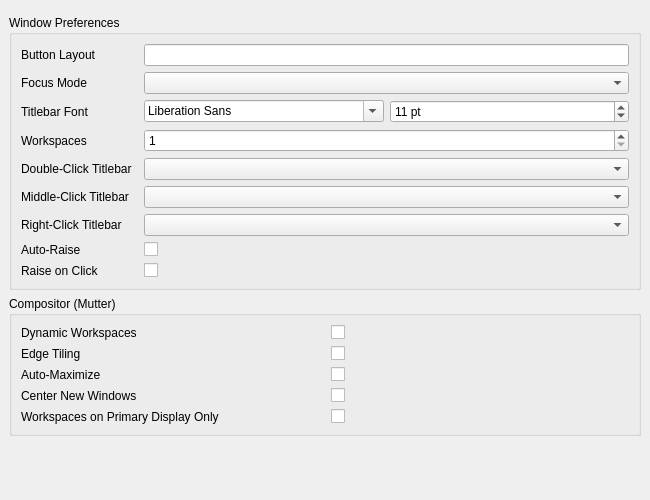
This is shared/nexis/Pages/GnomeSettings/gnome_wm_tab.ui in s4solutionsllc/Nexis as Qt 5 draws it before an edit. The edited form follows.
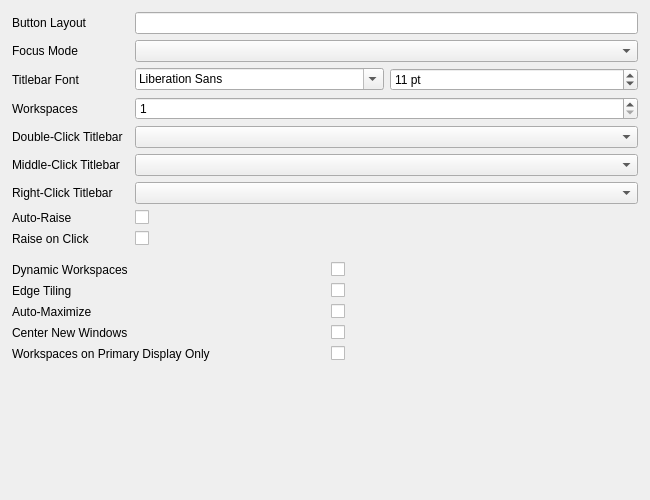
This is the edited form.

Commit message: feat(ui): card chrome for Docker and GNOME tabs, fix stale docs (SSO-25782) (#498)

The edit to the form file:
```diff
--- a/shared/nexis/Pages/GnomeSettings/gnome_wm_tab.ui
+++ b/shared/nexis/Pages/GnomeSettings/gnome_wm_tab.ui
@@ -21,12 +21,26 @@
      <property name="frameShape"><enum>QFrame::NoFrame</enum></property>
      <widget class="QWidget" name="scrollContents">
       <layout class="QVBoxLayout" name="scrollLayout">
+       <property name="leftMargin"><number>12</number></property>
+       <property name="topMargin"><number>6</number></property>
+       <property name="rightMargin"><number>12</number></property>
+       <property name="bottomMargin"><number>12</number></property>
+       <property name="spacing"><number>16</number></property>
 
        <!-- Window Preferences Group -->
        <item>
-        <widget class="QGroupBox" name="groupWmPrefs">
-         <property name="title"><string>Window Preferences</string></property>
-         <layout class="QGridLayout" name="gridWmPrefs">
+        <widget class="QWidget" name="groupWmPrefs" native="true">
+         <layout class="QVBoxLayout" name="vboxWmPrefs">
+          <property name="spacing"><number>0</number></property>
+          <property name="leftMargin"><number>0</number></property>
+          <property name="topMargin"><number>0</number></property>
+          <property name="rightMargin"><number>0</number></property>
+          <property name="bottomMargin"><number>0</number></property>
+          <item>
+           <widget class="QWidget" name="headerWmPrefs" native="true"/>
+          </item>
+          <item>
+           <layout class="QGridLayout" name="gridWmPrefs">
           <property name="horizontalSpacing"><number>12</number></property>
           <property name="verticalSpacing"><number>6</number></property>
 
@@ -155,15 +169,26 @@
             <property name="cursor"><cursorShape>PointingHandCursor</cursorShape></property>
            </widget>
           </item>
+           </layout>
+          </item>
          </layout>
         </widget>
        </item>
 
        <!-- Mutter Group -->
        <item>
-        <widget class="QGroupBox" name="groupMutter">
-         <property name="title"><string>Compositor (Mutter)</string></property>
-         <layout class="QGridLayout" name="gridMutter">
+        <widget class="QWidget" name="groupMutter" native="true">
+         <layout class="QVBoxLayout" name="vboxMutter">
+          <property name="spacing"><number>0</number></property>
+          <property name="leftMargin"><number>0</number></property>
+          <property name="topMargin"><number>0</number></property>
+          <property name="rightMargin"><number>0</number></property>
+          <property name="bottomMargin"><number>0</number></property>
+          <item>
+           <widget class="QWidget" name="headerMutter" native="true"/>
+          </item>
+          <item>
+           <layout class="QGridLayout" name="gridMutter">
           <property name="horizontalSpacing"><number>12</number></property>
           <property name="verticalSpacing"><number>6</number></property>
 
@@ -220,6 +245,8 @@
            <widget class="QCheckBox" name="chkWorkspacesPrimary">
             <property name="cursor"><cursorShape>PointingHandCursor</cursorShape></property>
            </widget>
+          </item>
+           </layout>
           </item>
          </layout>
         </widget>
```
The commit also changes 23 other files.
